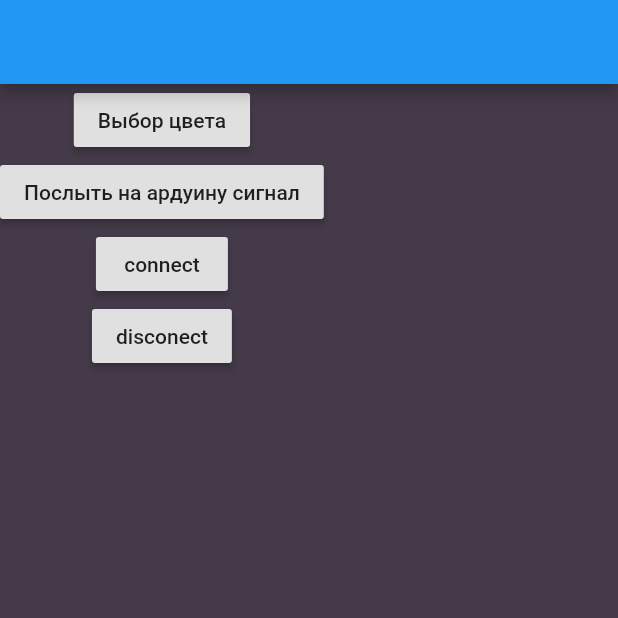
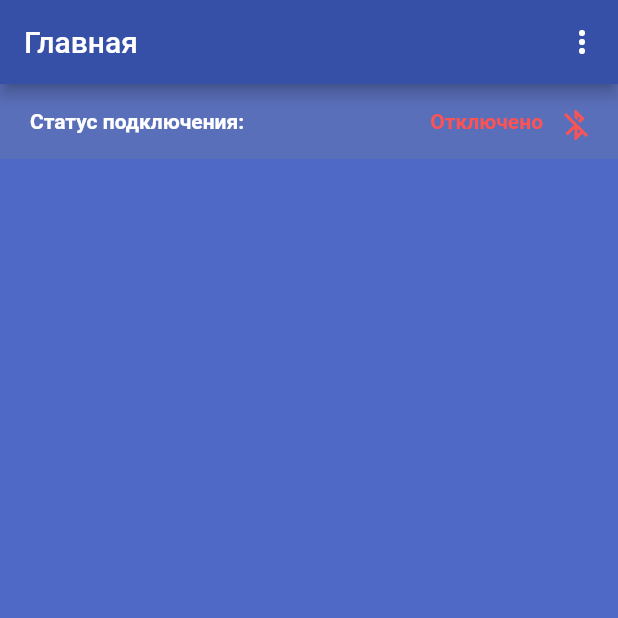
Before and after one commit to VladlenRnd/car_light_flutter, a Flutter app: the screen it shows after launch, on a phone screen of 412 x 824 dp, the top half of it. Run offline on Flutter 3.47's test engine with Material 2 defaults, Android fonts, the phone set to English and light mode, and no system bars; our stand-ins replace flutter_bluetooth_serial, flutter_colorpicker.

Commit message:
Create UI Create logic connect disconect

```diff
--- a/lib/main.dart
+++ b/lib/main.dart
@@ -1,14 +1,10 @@
-import 'dart:async';
-import 'dart:convert';
-import 'dart:typed_data';
+import 'package:flutter/material.dart';
 
-import 'package:flutter/material.dart';
-import 'package:flutter_colorpicker/flutter_colorpicker.dart';
-import 'package:flutter_bluetooth_serial/flutter_bluetooth_serial.dart';
+import 'models/home_page/home_page_screen.dart';
 
 void main() => runApp(MyApp());
 
-final String mac = "98:D3:B1:F3:27:2A";
+final String macAddresBluetooth = "98:D3:B1:F3:27:2A";
 
 class MyApp extends StatelessWidget {
   // This widget is the root of your application.
@@ -16,104 +12,11 @@ class MyApp extends StatelessWidget {
   Widget build(BuildContext context) {
     return MaterialApp(
       title: 'Flutter Demo',
+      debugShowCheckedModeBanner: false,
       theme: ThemeData(
         primarySwatch: Colors.blue,
       ),
-      home: MainPage(),
+      home: HomePageScreen(),
     );
   }
 }
-
-class MainPage extends StatefulWidget {
-  @override
-  State<StatefulWidget> createState() {
-    return MainPageState();
-  }
-}
-
-class MainPageState extends State<MainPage> {
-  Color pickerColor = Color(0xff443a49);
-  Color currentColor = Color(0xff443a49);
-
-  @override
-  Widget build(BuildContext context) {
-    return Scaffold(
-      appBar: AppBar(),
-      backgroundColor: currentColor,
-      body: Column(
-        children: <Widget>[
-          RaisedButton(
-            onPressed: pressButton,
-            child: Text("Выбор цвета"),
-          ),
-          RaisedButton(
-            onPressed: sendMessage,
-            child: Text("Послыть на ардуину сигнал"),
-          ),
-          RaisedButton(
-            onPressed: connectToDevice,
-            child: Text("connect"),
-          ),
-          RaisedButton(
-            onPressed: disconect,
-            child: Text("disconect"),
-          ),
-        ],
-      ),
-    );
-  }
-
-  void disconect() {
-    connection.finish();
-  }
-
-  BluetoothConnection connection;
-
-  void connectToDevice() async {
-    connection = await BluetoothConnection.toAddress(mac);
-    print('Connected to the device');
-  }
-
-  void sendMessage() async {
-    Uint8List data = ascii.encode("1");
-    connection.output.add(data);
-    //connection.input.listen(onData)
-  }
-
-  void pressButton() async {
-    await showDialogColor(context);
-  }
-
-  Future showDialogColor(BuildContext context) {
-    return showDialog(
-      context: context,
-      builder: (BuildContext context) {
-        return AlertDialog(
-          content: SingleChildScrollView(
-            child: ColorPicker(
-              pickerColor: pickerColor,
-              onColorChanged: changeColor,
-              showLabel: false,
-              pickerAreaHeightPercent: 0.8,
-              displayThumbColor: false,
-              enableAlpha: false,
-            ),
-          ),
-          actions: <Widget>[
-            FlatButton(
-              child: Text('Regret'),
-              onPressed: () {
-                Navigator.of(context).pop();
-              },
-            ),
-          ],
-        );
-      },
-    );
-  }
-
-  void changeColor(Color color) {
-    setState(() => pickerColor = color);
-    setState(() => currentColor = color);
-  }
-}
--- /dev/null
+++ b/lib/models/home_page/home_page_screen.dart
@@ -0,0 +1,251 @@
+import 'dart:convert';
+import 'dart:typed_data';
+
+import 'package:car_light_flutter/main.dart';
+import 'package:car_light_flutter/tools/label_status.dart';
+import 'package:flutter/material.dart';
+import 'package:flutter/rendering.dart';
+import 'package:flutter_bluetooth_serial/flutter_bluetooth_serial.dart';
+import 'package:flutter_colorpicker/flutter_colorpicker.dart';
+
+class HomePageScreen extends StatefulWidget {
+  @override
+  State<StatefulWidget> createState() => HomePageScreenState();
+}
+
+class HomePageScreenState extends State<HomePageScreen> {
+  Color pickerColor = Color(0xff443a49);
+  Color currentColor = Color(0xff443a49);
+  List<CustomPopupMenu> _choices;
+
+  BluetoothConnection connection;
+
+  StatusLable _statusLable = StatusLable(
+      Colors.yellowAccent, "Подключение", StatusLabelIcon.progresIndicator);
+
+  @override
+  void initState() {
+    super.initState();
+    _connectToDevice();
+    _choices = _getVariableChousePopup(_statusLable.isLabelStatus);
+  }
+
+  @override
+  Widget build(BuildContext context) {
+    return Scaffold(
+      appBar: AppBar(
+        actions: <Widget>[
+          _choices != null
+              ? PopupMenuButton<CustomPopupMenu>(
+                  color: Colors.white,
+                  offset: Offset(0, 30),
+                  onSelected: _onSelectedPopupMenu,
+                  itemBuilder: (BuildContext context) {
+                    return _choices.map((CustomPopupMenu choice) {
+                      return PopupMenuItem<CustomPopupMenu>(
+                          value: choice,
+                          child: Container(
+                            child: Row(
+                              children: <Widget>[
+                                Text(choice.title),
+                                Icon(
+                                  choice.icon,
+                                  color: Colors.black,
+                                ),
+                              ],
+                            ),
+                          ));
+                    }).toList();
+                  },
+                )
+              : Container(),
+        ],
+        backgroundColor: Color(0xFF364fa7),
+        title: Text("Главная"),
+      ),
+      backgroundColor: Color(0xFF4f69c6),
+      body: Container(
+          padding: EdgeInsets.symmetric(horizontal: 20),
+          color: Color(0xFF5a6fba),
+          width: double.infinity,
+          height: 50,
+          child: Flex(
+            direction: Axis.horizontal,
+            children: <Widget>[
+              Expanded(
+                flex: 1,
+                child: Text(
+                  "Статус подключения:",
+                  style: TextStyle(
+                    color: Colors.white,
+                    fontSize: 14,
+                    fontWeight: FontWeight.w700,
+                  ),
+                ),
+              ),
+              Expanded(
+                flex: 1,
+                child: Text(
+                  _statusLable.lable,
+                  style: TextStyle(
+                    color: _statusLable.colorLable,
+                    fontSize: 14,
+                    fontWeight: FontWeight.w700,
+                  ),
+                  textAlign: TextAlign.end,
+                ),
+              ),
+              Padding(
+                padding: EdgeInsets.symmetric(horizontal: 5),
+              ),
+              Expanded(
+                flex: 0,
+                child: Container(
+                  height: 20,
+                  width: 20,
+                  child: _getIconOnStatus(_statusLable.isLabelStatus),
+                ),
+              ),
+            ],
+          )),
+    );
+  }
+
+  Widget _getIconOnStatus(StatusLabelIcon status) {
+    switch (status) {
+      case StatusLabelIcon.connection:
+        return Container(
+          height: 20,
+          width: 20,
+          child: Icon(
+            Icons.bluetooth_connected,
+            color: Colors.greenAccent,
+          ),
+        );
+        break;
+      case StatusLabelIcon.disconection:
+        return Container(
+          height: 20,
+          width: 20,
+          child: Icon(
+            Icons.bluetooth_disabled,
+            color: Colors.redAccent,
+          ),
+        );
+        break;
+      case StatusLabelIcon.progresIndicator:
+        return CircularProgressIndicator();
+        break;
+      default:
+        return Container(
+          height: 20,
+          width: 20,
+        );
+    }
+  }
+
+  List<CustomPopupMenu> _getVariableChousePopup(StatusLabelIcon status) {
+    List<CustomPopupMenu> resultList = List<CustomPopupMenu>();
+
+    switch (status) {
+      case StatusLabelIcon.progresIndicator:
+        return null;
+        break;
+      case StatusLabelIcon.connection:
+        resultList.add(CustomPopupMenu('Отключиться', Icons.bluetooth_disabled,
+            CustomPopupMenuVariable.removeConnect));
+        break;
+      case StatusLabelIcon.disconection:
+        resultList.add(CustomPopupMenu('Повторить', Icons.bluetooth_searching,
+            CustomPopupMenuVariable.reConnected));
+        break;
+      default:
+        return null;
+    }
+
+    return resultList;
+  }
+
+  void _disconect() {
+    try {
+      connection.finish();
+      setState(() {
+        _statusLable = StatusLable(
+            Colors.redAccent, "Отключено", StatusLabelIcon.disconection);
+        _choices = _getVariableChousePopup(_statusLable.isLabelStatus);
+      });
+    } catch (e) {}
+  }
+
+  void _connectToDevice() async {
+    try {
+      connection = await BluetoothConnection.toAddress(macAddresBluetooth);
+      print('Connected to the device');
+      setState(() {
+        _statusLable = StatusLable(
+            Colors.greenAccent, "Подключено", StatusLabelIcon.connection);
+        _choices = _getVariableChousePopup(_statusLable.isLabelStatus);
+      });
+    } catch (e) {
+      setState(() {
+        _statusLable = StatusLable(
+            Colors.redAccent, "Отключено", StatusLabelIcon.disconection);
+        _choices = _getVariableChousePopup(_statusLable.isLabelStatus);
+      });
+    }
+  }
+
+  void sendMessage() async {
+    Uint8List data = ascii.encode("1");
+    connection.output.add(data);
+    //connection.input.listen(onData)
+  }
+
+  void pressButton() async {
+    await showDialogColor(context);
+  }
+
+  Future showDialogColor(BuildContext context) {
+    return showDialog(
+      context: context,
+      builder: (BuildContext context) {
+        return AlertDialog(
+          content: SingleChildScrollView(
+            child: ColorPicker(
+              pickerColor: pickerColor,
+              onColorChanged: changeColor,
+              showLabel: false,
+              pickerAreaHeightPercent: 0.8,
+              displayThumbColor: false,
+              enableAlpha: false,
+            ),
+          ),
+          actions: <Widget>[
+            FlatButton(
+              child: Text('Regret'),
+              onPressed: () {
+                Navigator.of(context).pop();
+              },
+            ),
+          ],
+        );
+      },
+    );
+  }
+
+  void changeColor(Color color) {
+    setState(() => pickerColor = color);
+    setState(() => currentColor = color);
+  }
+
+  void _onSelectedPopupMenu(CustomPopupMenu value) {
+    switch (value.variable) {
+      case CustomPopupMenuVariable.removeConnect:
+        _disconect();
+        break;
+      case CustomPopupMenuVariable.reConnected:
+        _connectToDevice();
+        break;
+    }
+  }
+}
--- /dev/null
+++ b/lib/tools/label_status.dart
@@ -0,0 +1,28 @@
+import 'package:flutter/cupertino.dart';
+
+class StatusLable {
+  final Color colorLable;
+  final String lable;
+  final StatusLabelIcon isLabelStatus;
+
+  StatusLable(this.colorLable, this.lable, this.isLabelStatus);
+}
+
+class CustomPopupMenu {
+  CustomPopupMenu(this.title, this.icon, this.variable);
+
+  final CustomPopupMenuVariable variable;
+  final String title;
+  final IconData icon;
+}
+
+enum CustomPopupMenuVariable {
+  removeConnect,
+  reConnected,
+}
+
+enum StatusLabelIcon {
+  progresIndicator,
+  connection,
+  disconection,
+}
```
Also changed, not shown: pubspec.yaml (+8 -3 lines), assets/icon/icon.png (added), pubspec.lock, 5 other files.
